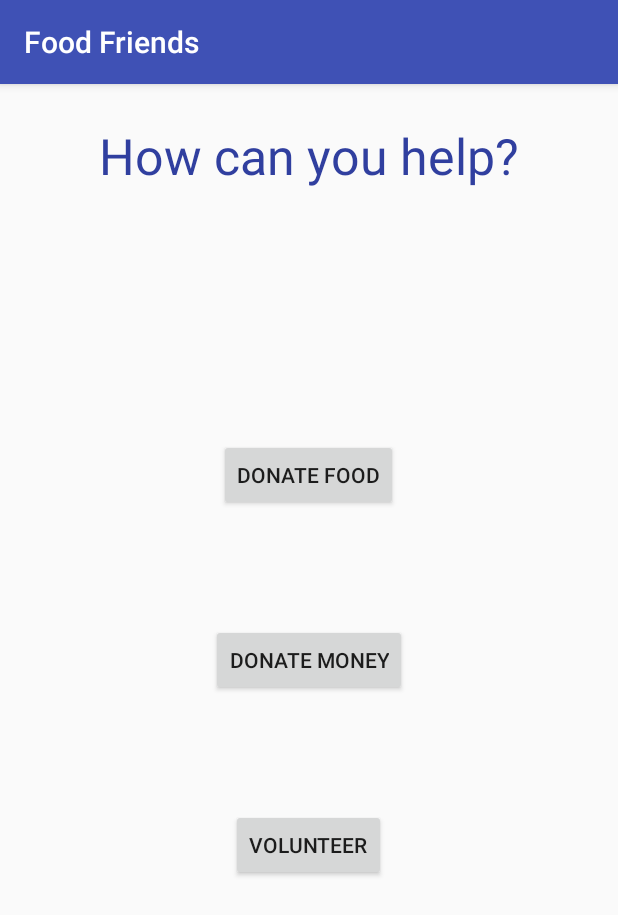
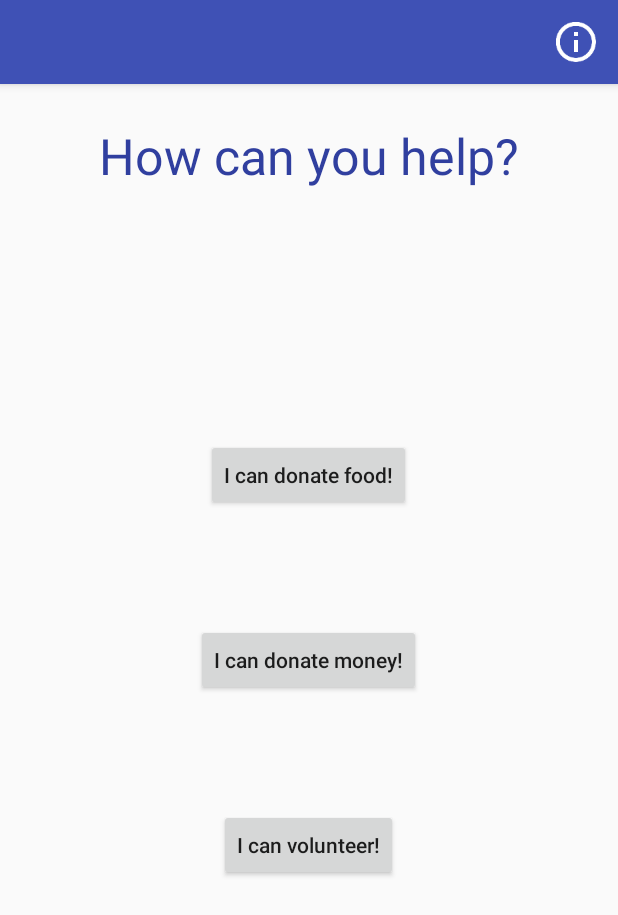
Before and after one commit to tiluong/CruzHacks2018, an Android app: the DonorTasks screen opened directly, with no data from a screen before it, on a phone screen of 412 x 824 dp. Shown: the top 915 px of the screen. Run offline under Robolectric (Android 15) with nearby library versions, the phone set to English and light mode, and no system bars.

Commit message:
menu button icons, status bar and map extension

```diff
--- a/app/src/main/java/tiff/cruzhacks2018/DonorTasks.java
+++ b/app/src/main/java/tiff/cruzhacks2018/DonorTasks.java
@@ -4,15 +4,36 @@ import android.content.Intent;
 import android.net.Uri;
 import android.support.v7.app.AppCompatActivity;
 import android.os.Bundle;
+import android.view.Menu;
+import android.view.MenuItem;
 import android.view.View;
+import android.widget.TextView;
 import android.widget.Toast;
 
 public class DonorTasks extends AppCompatActivity {
 
+    String address;
+    String name;
+
     @Override
     protected void onCreate(Bundle savedInstanceState) {
         super.onCreate(savedInstanceState);
+        Intent i = getIntent();
+        name = i.getStringExtra("Name");
+        address = i.getStringExtra("Address");
         setContentView(R.layout.activity_donor_tasks);
+        TextView tv = (TextView) findViewById(R.id.nameaddress);
+        tv.setText(address);
+
+        android.support.v7.app.ActionBar mActionBar = getSupportActionBar();
+        mActionBar.setTitle(name);
+//        mActionBar.setDisplayShowTitleEnabled(false);
+//        mActionBar.setDisplayShowCustomEnabled(true);
+//        View customView = getLayoutInflater().inflate(R.layout.actionbar_title, null);
+//        TextView customTitle = (TextView) customView.findViewById(R.id.actionbarTitle);
+//        customTitle.setText(name);
+//        customTitle.setTextSize(20);
+//        mActionBar.setCustomView(customView);
     }
 
     public void onClickFood(View w){
@@ -37,4 +58,26 @@ public class DonorTasks extends AppCompatActivity {
                 "Volunteer to Work Clicked!",
                 Toast.LENGTH_SHORT).show();
     }
+
+    @Override
+    public boolean onCreateOptionsMenu(Menu menu) {
+        // Inflate the menu; this adds items to the action bar if it is present.
+        getMenuInflater().inflate(R.menu.donor_menu, menu);
+        return true;
+    }
+
+    @Override
+    public boolean onOptionsItemSelected(MenuItem item){
+        int id = item.getItemId();
+
+        switch(id){
+            case R.id.openMaps:
+                String uriAddress = name.replace(" ", "+");
+                uriAddress = uriAddress.replace(".","");
+                Uri uri = Uri.parse("https://www.google.com/maps/search/?api=1&query="+uriAddress);
+                Intent intent = new Intent(Intent.ACTION_VIEW, uri);
+                startActivity(intent);
+        }
+        return super.onOptionsItemSelected(item);
+    }
 }
--- a/app/src/main/res/layout/activity_donor_tasks.xml
+++ b/app/src/main/res/layout/activity_donor_tasks.xml
@@ -22,7 +22,8 @@
         android:layout_centerHorizontal="true"
         android:layout_marginTop="75dp"
         android:onClick="onClickV"
-        android:text="Volunteer" />
+        android:text="I can volunteer!"
+        android:textAllCaps="false" />
 
     <Button
         android:id="@+id/foodD"
@@ -32,7 +33,8 @@
         android:layout_centerHorizontal="true"
         android:layout_marginBottom="75dp"
         android:onClick="onClickFood"
-        android:text="Donate Food" />
+        android:text="I can donate food!"
+        android:textAllCaps="false" />
 
     <Button
         android:id="@+id/monetaryD"
@@ -41,5 +43,15 @@
         android:layout_centerHorizontal="true"
         android:layout_centerVertical="true"
         android:onClick="onClickMoney"
-        android:text="Donate Money" />
+        android:text="I can donate money!"
+        android:textAllCaps="false" />
+
+    <TextView
+        android:id="@+id/nameaddress"
+        android:layout_width="wrap_content"
+        android:layout_height="wrap_content"
+        android:layout_centerHorizontal="true"
+        android:layout_marginTop="10dp"
+        android:layout_below="@id/textView"
+        android:text="lds;fkjglks"/>
 </RelativeLayout>
--- /dev/null
+++ b/app/src/main/res/menu/donor_menu.xml
@@ -0,0 +1,11 @@
+<?xml version="1.0" encoding="utf-8"?>
+<menu xmlns:android="http://schemas.android.com/apk/res/android"
+    xmlns:app="http://schemas.android.com/apk/res-auto">
+
+    <item
+        android:id="@+id/openMaps"
+        android:orderInCategory="100"
+        android:title="Chat"
+        android:icon="@mipmap/ic_info_outline_white_48dp"
+        app:showAsAction="always"/>
+</menu>
```
Also changed, not shown: app/src/main/java/tiff/cruzhacks2018/MapsActivity2.java (+16 -3 lines), app/src/main/res/layout/actionbar_title.xml (added, +19 -0 lines), app/src/main/res/mipmap-xxxhdpi/ic_directions_white_48dp.png (added), app/src/main/res/mipmap-xxxhdpi/ic_info_outline_white_48dp.png (added).
